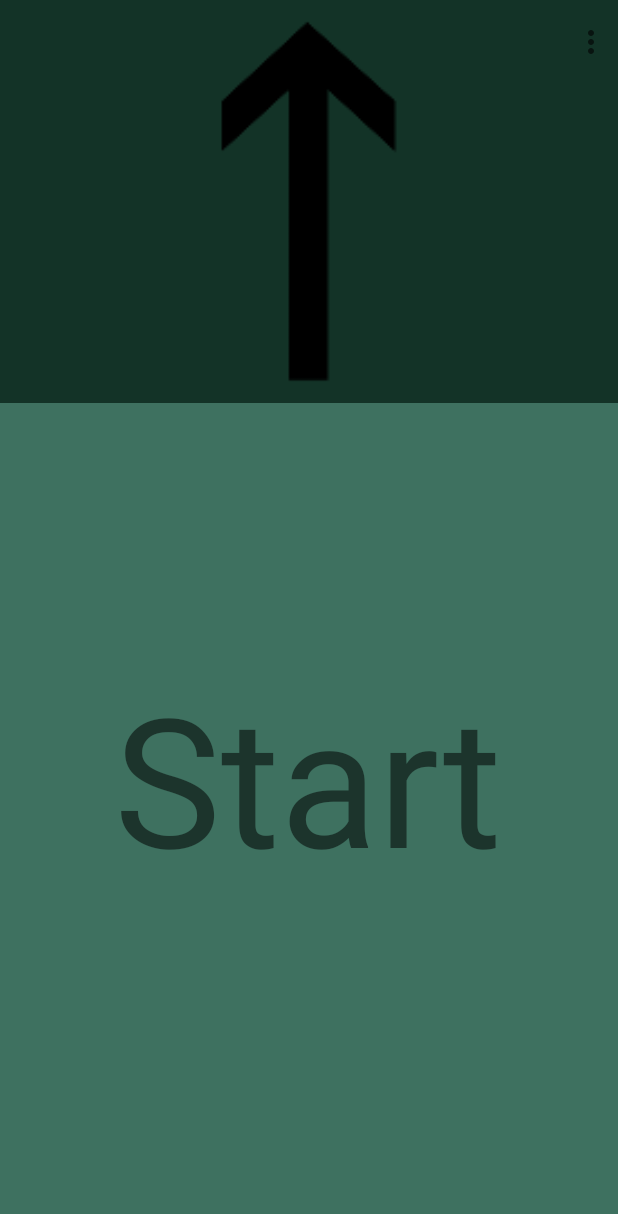
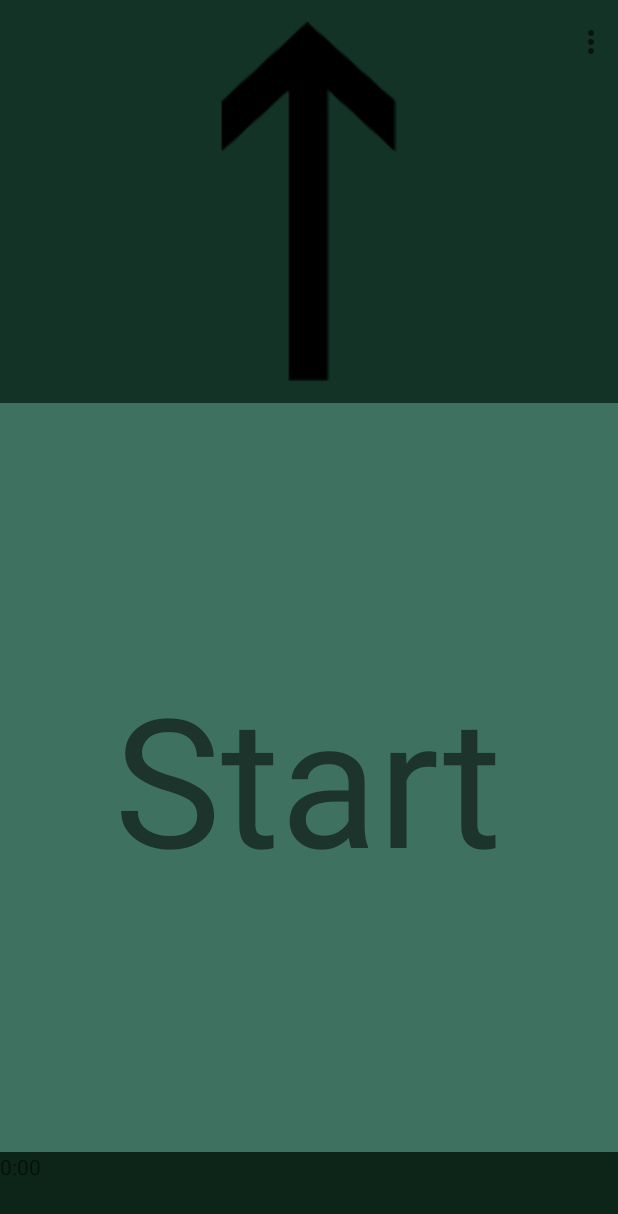
Before and after one commit to adamsp/DestinyRaidTimers, an Android app: the screen it shows after launch (MainActivity), after a tap on an icon or button, on a phone screen of 412 x 824 dp. Shown: the top 1214 px of the screen. Run offline under Robolectric (Android 15) with nearby library versions, the phone set to English and light mode, and no system bars; our stand-ins replace ButterKnife, Dagger/Hilt's generated code, Timber; libraries missing offline, so code that uses them is left out: com.sefford.circularprogressdrawable, com.squareup.otto; 8 statements that could not run were skipped.

Commit message:
Animate time elapsed in/out

```diff
--- a/app/src/main/java/nz/net/speakman/destinyraidtimers/crota/CrotaFragment.java
+++ b/app/src/main/java/nz/net/speakman/destinyraidtimers/crota/CrotaFragment.java
@@ -39,6 +39,7 @@ import javax.inject.Inject;
 import butterknife.ButterKnife;
 import butterknife.InjectView;
 import butterknife.OnClick;
+import butterknife.Optional;
 import nz.net.speakman.destinyraidtimers.BaseRaidFragment;
 import nz.net.speakman.destinyraidtimers.R;
 
@@ -81,6 +82,10 @@ public class CrotaFragment extends BaseRaidFragment {
 
     @InjectView(R.id.fragment_crota_time_elapsed)
     TextView timeElapsed;
+
+    @Optional
+    @InjectView(R.id.fragment_crota_time_elapsed_container)
+    View timeElapsedContainer;
 
     @InjectView(R.id.fragment_crota_time_to_move)
     TextView timeToMove;
@@ -127,6 +132,10 @@ public class CrotaFragment extends BaseRaidFragment {
         progressView.setImageDrawable(progressDrawable);
         ((ActionBarActivity)getActivity()).setSupportActionBar(toolbar);
         ((ActionBarActivity)getActivity()).getSupportActionBar().setTitle("");
+        if (timeElapsedContainer != null && timerRunning) {
+            timeElapsedContainer.setVisibility(View.VISIBLE);
+            timeElapsedContainer.setTranslationY(0);
+        }
         return rootView;
     }
 
@@ -183,10 +192,12 @@ public class CrotaFragment extends BaseRaidFragment {
         if (timerRunning) {
             timer.cancel();
             resetProgressBar();
+            hideTimeElapsedContainer();
             showPosition(POSITION_CENTER_L);
             resetLabels();
         } else {
             timer.start();
+            showTimeElapsedContainer();
         }
         timerRunning = !timerRunning;
     }
@@ -247,4 +258,22 @@ public class CrotaFragment extends BaseRaidFragment {
         }
         resetAnimator.start();
     }
+
+    private void showTimeElapsedContainer() {
+        if (timeElapsedContainer != null) {
+            timeElapsedContainer.setVisibility(View.VISIBLE);
+            ObjectAnimator.ofFloat(timeElapsedContainer, "translationY",
+                    timeElapsedContainer.getMeasuredHeight(), 0f)
+                    .setDuration(500).start();
+        }
+    }
+
+    private void hideTimeElapsedContainer() {
+        if (timeElapsedContainer != null) {
+            ObjectAnimator.ofFloat(timeElapsedContainer, "translationY",
+                    0, timeElapsedContainer.getMeasuredHeight())
+                    .setDuration(500).start();
+        }
+    }
+
 }
--- a/app/src/main/res/layout-land/fragment_crota.xml
+++ b/app/src/main/res/layout-land/fragment_crota.xml
@@ -15,8 +15,9 @@
   ~ limitations under the License.
   -->
 
-<RelativeLayout xmlns:android="http://schemas.android.com/apk/res/android"
+<LinearLayout xmlns:android="http://schemas.android.com/apk/res/android"
                 xmlns:app="http://schemas.android.com/apk/res-auto"
+                android:orientation="vertical"
                 android:layout_width="match_parent"
                 android:layout_height="match_parent">
 
@@ -28,6 +29,7 @@
 
     <LinearLayout
         android:id="@+id/fragment_crota_detail_container"
+        android:foreground="?android:windowContentOverlay"
         android:layout_width="match_parent"
         android:layout_height="match_parent"
         android:weightSum="1"
@@ -62,4 +64,4 @@
                  android:layout_height="match_parent" />
     </LinearLayout>
 
-</RelativeLayout>
+</LinearLayout>
--- a/app/src/main/res/layout/fragment_crota.xml
+++ b/app/src/main/res/layout/fragment_crota.xml
@@ -52,18 +52,25 @@
 
         <include layout="@layout/fragment_crota_progress_layout"
                  android:id="@+id/fragment_crota_progress_container"
+                 android:foreground="?android:windowContentOverlay"
                  android:layout_weight="0.65"
                  android:layout_width="match_parent"
                  android:layout_height="0dp"/>
 
     </LinearLayout>
 
-    <TextView
-        android:id="@+id/fragment_crota_time_elapsed"
-        android:freezesText="true"
+    <FrameLayout
+        android:id="@+id/fragment_crota_time_elapsed_container"
         android:layout_gravity="bottom"
         android:layout_width="match_parent"
+        android:background="@color/primary_dark"
         android:layout_height="?attr/actionBarSize"
-        android:visibility="invisible"/>
+        android:visibility="invisible">
+        <TextView
+            android:id="@+id/fragment_crota_time_elapsed"
+            android:freezesText="true"
+            android:layout_width="match_parent"
+            android:layout_height="wrap_content"/>
+    </FrameLayout>
 
 </FrameLayout>
```
